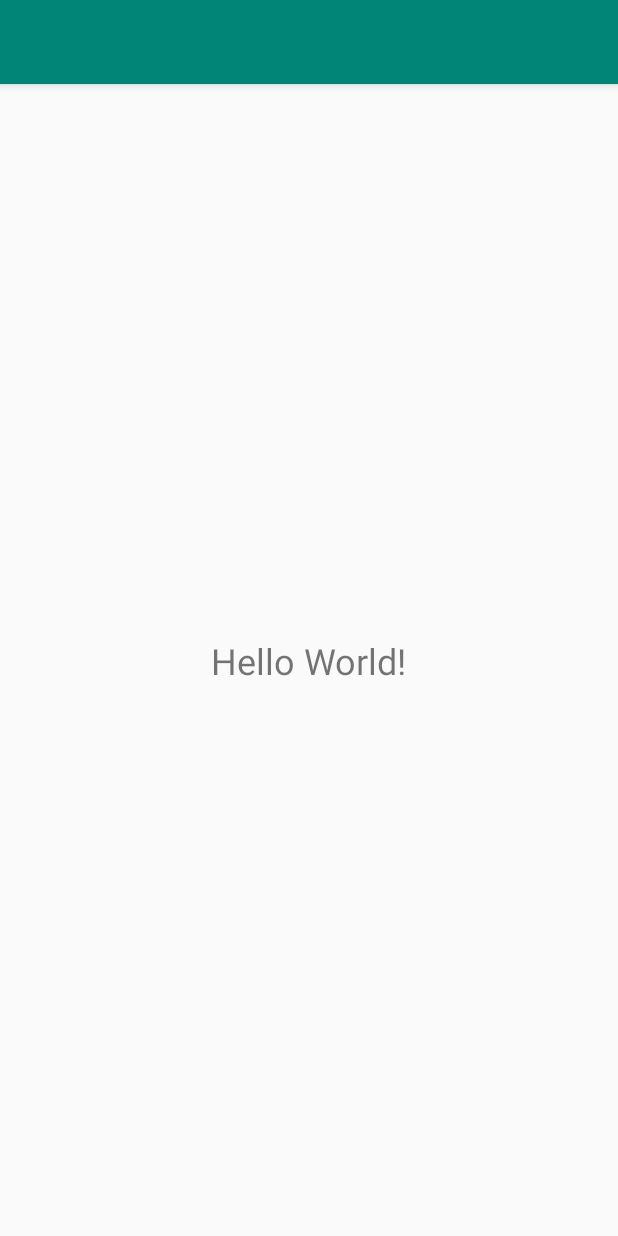
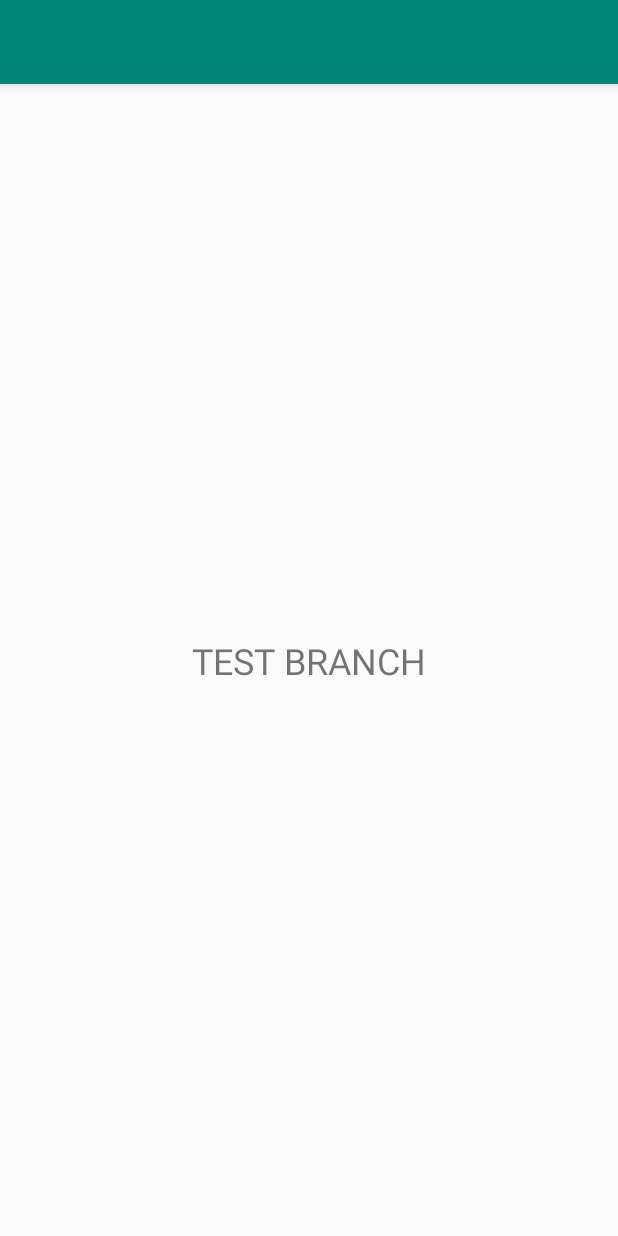
Before and after one commit to HTC77/android-examples, an Android app: the screen it shows after launch (MainActivity), on a phone screen of 412 x 824 dp. Run offline under Robolectric (Android 15) with nearby library versions, the light colour scheme and no system bars.

Commit message:
init Test

```diff
--- a/app/src/main/res/layout/activity_main.xml
+++ b/app/src/main/res/layout/activity_main.xml
@@ -9,7 +9,7 @@
     <TextView
         android:layout_width="wrap_content"
         android:layout_height="wrap_content"
-        android:text="Hello World!"
+        android:text="TEST BRANCH"
         android:textSize="24sp"
         app:layout_constraintBottom_toBottomOf="parent"
         app:layout_constraintLeft_toLeftOf="parent"
--- a/build.gradle
+++ b/build.gradle
@@ -7,7 +7,7 @@ buildscript {
 
     }
     dependencies {
-        classpath 'com.android.tools.build:gradle:3.3.2'
+        classpath 'com.android.tools.build:gradle:3.4.1'
 
         // NOTE: Do not place your application dependencies here; they belong
         // in the individual module build.gradle files
```
Also changed, not shown: gradle/wrapper/gradle-wrapper.properties.
